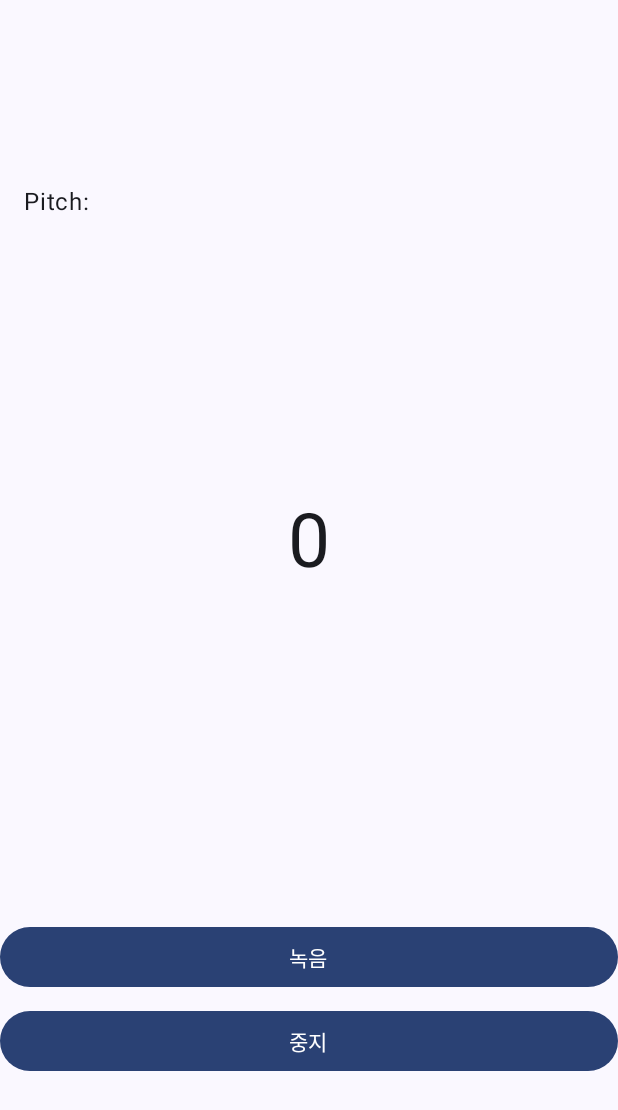
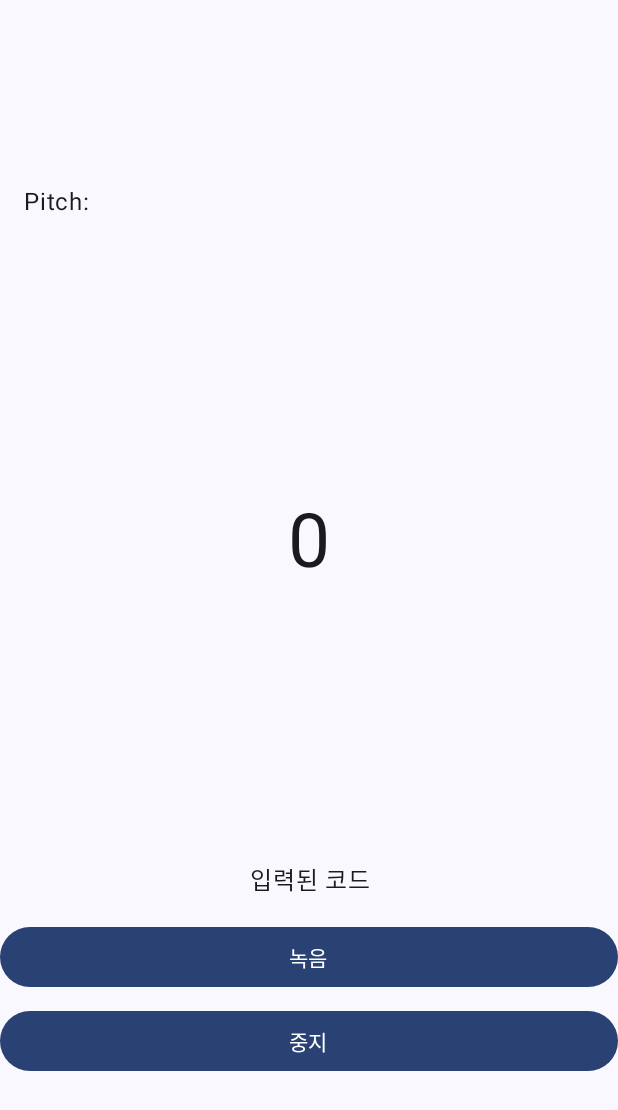
Before and after one commit to sorongosdev/GuitarApp, an Android app built with Jetpack Compose: the screen it shows after launch (MainActivity), on a phone screen of 412 x 824 dp. Shown: the top 1110 px of the screen. Run offline under Robolectric (Android 15) with nearby library versions, the phone set to English and light mode, and no system bars.

Commit message:
hps 구현부 추가

```diff
--- a/app/src/main/java/com/example/tarsos_example/MainActivity.kt
+++ b/app/src/main/java/com/example/tarsos_example/MainActivity.kt
@@ -87,8 +87,12 @@ class MainActivity : ComponentActivity() {
                     fontSize = 50.sp,
                     textAlign = TextAlign.Center
                 )
+                Text(
+                    text = "입력된 코드",
+                    textAlign = TextAlign.Center,
+                    modifier = Modifier.align(Alignment.BottomCenter)
+                )
             }
-
             Button(
                 onClick = { audioProcessorHandler.SetupAudioProcessing() },
                 modifier = Modifier.fillMaxWidth()
```
Also changed, not shown: app/src/main/java/com/example/tarsos_example/AudioProcessorHandler.kt (+37 -0 lines), app/src/main/java/com/example/tarsos_example/ProcessPitch.kt (+2 -5 lines).
